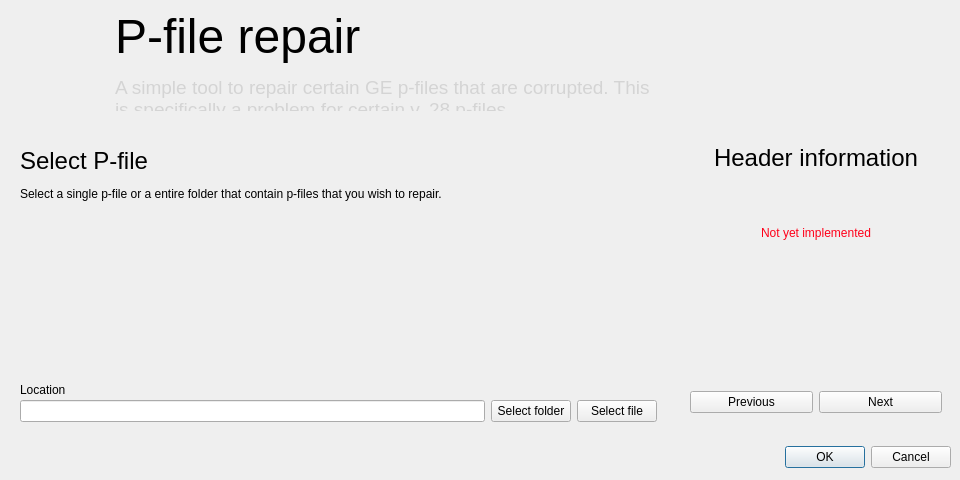
First picture: the form in resources/user_interface/mainwindow.ui, repository AndersAskeland/P-File-repair, before the edit.
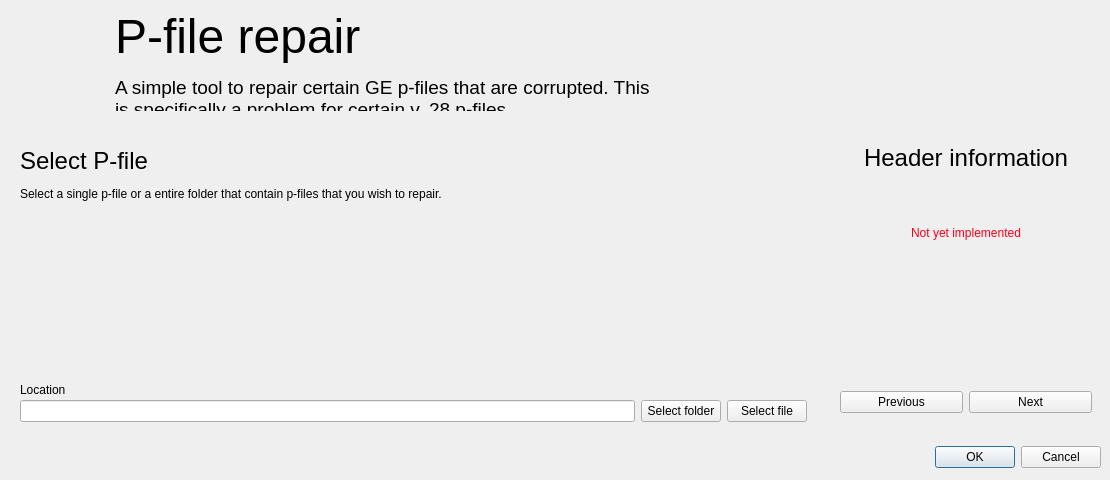
Second picture: the form after the edit. Icons and pictures are not drawn. Custom widgets are drawn as their Qt base class.

Commit message: [style] Changed text color

```diff
--- a/resources/user_interface/mainwindow.ui
+++ b/resources/user_interface/mainwindow.ui
@@ -6,7 +6,7 @@
    <rect>
     <x>0</x>
     <y>0</y>
-    <width>960</width>
+    <width>1110</width>
     <height>480</height>
    </rect>
   </property>
@@ -88,7 +88,7 @@
           </sizepolicy>
          </property>
          <property name="text">
-          <string>&lt;html&gt;&lt;head/&gt;&lt;body&gt;&lt;p&gt;&lt;span style=&quot; font-size:36pt;&quot;&gt;P-file repair&lt;/span&gt;&lt;/p&gt;&lt;p&gt;&lt;span style=&quot; font-family:'Menlo','Monaco','Courier New','monospace'; font-size:14pt; color:#d4d4d4;&quot;&gt;A simple tool to repair certain GE p-files that are corrupted. This &lt;br/&gt;is specifically a problem for certain v. 28 p-files.&lt;/span&gt;&lt;/p&gt;&lt;/body&gt;&lt;/html&gt;</string>
+          <string>&lt;html&gt;&lt;head/&gt;&lt;body&gt;&lt;p&gt;&lt;span style=&quot; font-size:36pt;&quot;&gt;P-file repair&lt;/span&gt;&lt;/p&gt;&lt;p&gt;&lt;span style=&quot; font-family:'Menlo','Monaco','Courier New','monospace'; font-size:14pt;&quot;&gt;A simple tool to repair certain GE p-files that are corrupted. This &lt;br/&gt;is specifically a problem for certain v. 28 p-files.&lt;/span&gt;&lt;/p&gt;&lt;/body&gt;&lt;/html&gt;</string>
          </property>
          <property name="textFormat">
           <enum>Qt::RichText</enum>
@@ -344,7 +344,7 @@
          </property>
          <property name="sizeHint" stdset="0">
           <size>
-           <width>455</width>
+           <width>530</width>
            <height>20</height>
           </size>
          </property>
```
Left out of the diff: 2 changed lines with no effect on the pictures. The commit also changes 1 other file.
